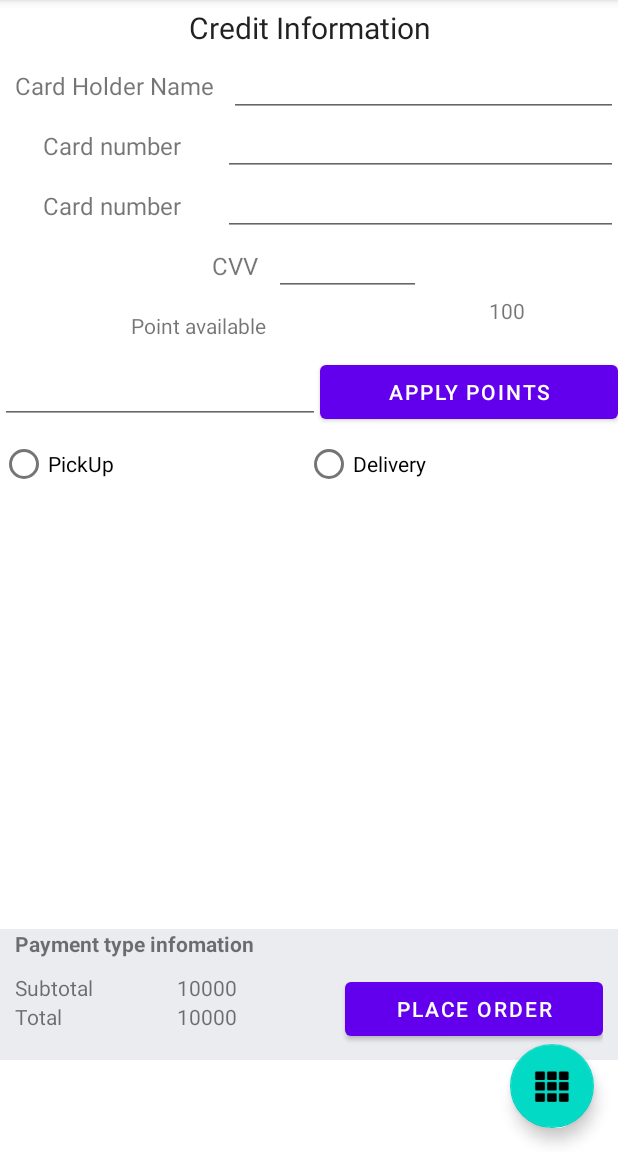
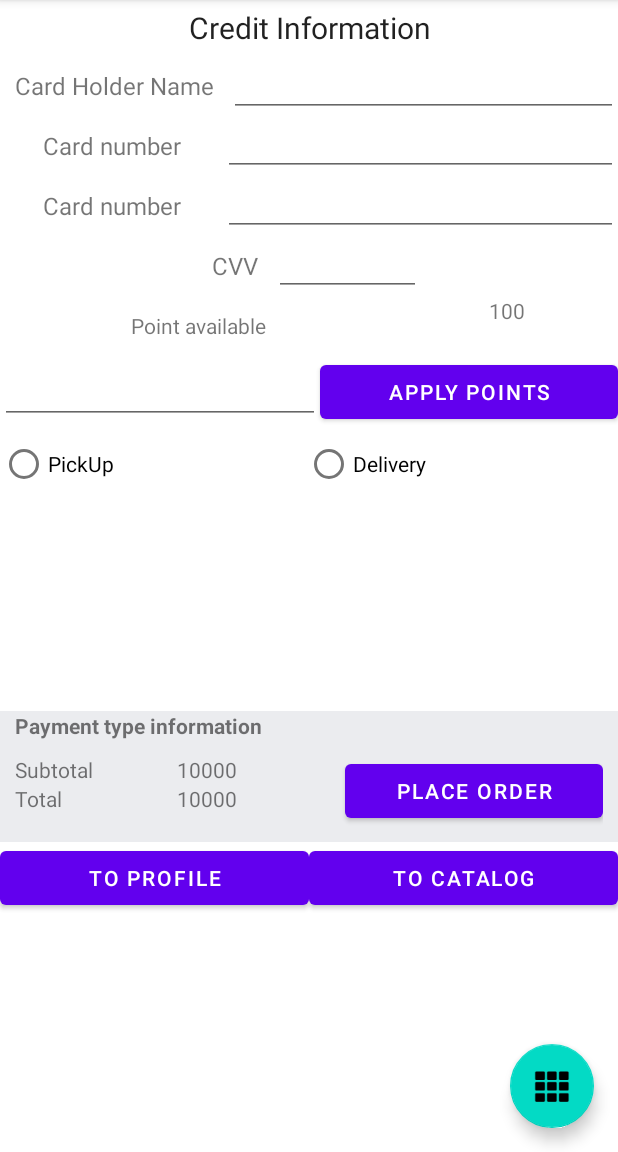
Before and after one commit to McGill-ECSE321-Winter2022/project-group-group-07, an Android app: the CheckoutFragment screen opened through its navigation route, on a phone screen of 412 x 824 dp, the part 84-1236 px from its top. Run offline under Robolectric (Android 15) with nearby library versions, the light colour scheme and no system bars; our stand-ins replace navigation-ui; libraries missing offline, so code that uses them is left out: com.loopj.android, cz.msebera.android.

Commit message:
Checkout to be written

```diff
--- a/GroceryStore-Android/app/src/main/res/layout/activity_checkout.xml
+++ b/GroceryStore-Android/app/src/main/res/layout/activity_checkout.xml
@@ -10,7 +10,7 @@
 
     <ScrollView
         android:layout_width="match_parent"
-        android:layout_height="619dp">
+        android:layout_height="474dp">
 
         <LinearLayout
             android:layout_width="match_parent"
@@ -284,7 +284,7 @@
                         android:layout_height="match_parent"
                         android:layout_weight="1"
                         android:gravity="center"
-                        android:text="Delivery Address"
+                        android:text="Delivery Address: "
                         android:textSize="16sp" />
 
                     <EditText
@@ -331,7 +331,7 @@
             android:layout_width="wrap_content"
             android:layout_height="wrap_content"
             android:paddingLeft="10sp"
-            android:text="Payment type infomation"
+            android:text="Payment type information"
             android:textStyle="bold" />
 
         <LinearLayout
@@ -402,4 +402,23 @@
             android:text="Complete Payment" />
     </LinearLayout>
 
+    <LinearLayout
+        android:layout_width="match_parent"
+        android:layout_height="match_parent"
+        android:orientation="horizontal">
+
+        <Button
+            android:id="@+id/BackToProfile"
+            android:layout_width="match_parent"
+            android:layout_height="wrap_content"
+            android:layout_weight="1"
+            android:text="To Profile" />
+        <Button
+            android:id="@+id/BackToCatalog"
+            android:layout_width="match_parent"
+            android:layout_height="wrap_content"
+            android:layout_weight="1"
+            android:text="To Catalog" />
+    </LinearLayout>
+
 </LinearLayout>
--- a/GroceryStore-Android/app/src/main/res/layout/customer_profile.xml
+++ b/GroceryStore-Android/app/src/main/res/layout/customer_profile.xml
@@ -73,7 +73,7 @@
         </LinearLayout>
 
         <Button
-            android:id="@+id/EditInfoButton"
+            android:id="@+id/CustomerLogoutButton"
             android:layout_width="wrap_content"
             android:layout_height="wrap_content"
             android:layout_gravity="right"
--- a/GroceryStore-Android/app/src/main/res/layout/employee_profile.xml
+++ b/GroceryStore-Android/app/src/main/res/layout/employee_profile.xml
@@ -73,7 +73,7 @@
         </LinearLayout>
 
         <Button
-            android:id="@+id/EditInfoButton"
+            android:id="@+id/EmployeeLogoutButton"
             android:layout_width="wrap_content"
             android:layout_height="wrap_content"
             android:layout_gravity="right"
--- a/GroceryStore-Android/app/src/main/res/layout/owner_profile.xml
+++ b/GroceryStore-Android/app/src/main/res/layout/owner_profile.xml
@@ -65,7 +65,7 @@
         </LinearLayout>
 
         <Button
-            android:id="@+id/EditInfoButton"
+            android:id="@+id/OwnerLogoutButton"
             android:layout_width="wrap_content"
             android:layout_height="wrap_content"
             android:layout_gravity="right"
--- a/GroceryStore-Android/app/src/main/res/navigation/nav_graph.xml
+++ b/GroceryStore-Android/app/src/main/res/navigation/nav_graph.xml
@@ -70,6 +70,9 @@
         <action
             android:id="@+id/action_CustomerProfileFragment_to_checkoutFragment"
             app:destination="@id/checkoutFragment" />
+        <action
+            android:id="@+id/action_CustomerProfileFragment_to_LoginFragment"
+            app:destination="@id/LoginFragment" />
     </fragment>
 
     <fragment
@@ -79,6 +82,9 @@
         <action
             android:id="@+id/action_EmployeeProfileFragment_to_NonCustomerInfoFragment"
             app:destination="@id/NonCustomerInfoFragment"/>
+        <action
+            android:id="@+id/action_EmployeeProfileFragment_to_LoginFragment"
+            app:destination="@id/LoginFragment" />
     </fragment>
 
     <fragment
@@ -103,6 +109,9 @@
         <action
             android:id="@+id/action_OwnerProfileFragment_to_NonCustomerInfoFragment"
             app:destination="@id/NonCustomerInfoFragment"/>
+        <action
+            android:id="@+id/action_OwnerProfileFragment_to_LoginFragment"
+            app:destination="@id/LoginFragment" />
     </fragment>
 
     <fragment
@@ -134,6 +143,10 @@
         android:id="@+id/checkoutFragment"
         android:name="ca.mcgill.ecse321.grocerystore.CheckoutFragment"
         android:label="activity_checkout"
-        tools:layout="@layout/activity_checkout" />
+        tools:layout="@layout/activity_checkout" >
+        <action
+            android:id="@+id/action_checkoutFragment_to_CustomerProfileFragment"
+            app:destination="@id/CustomerProfileFragment" />
+    </fragment>
 
 </navigation>
```
Also changed, not shown: GroceryStore-Android/app/src/main/java/ca/mcgill/ecse321/grocerystore/CustomerProfileFragment.java (+22 -0 lines), GroceryStore-Android/app/src/main/java/ca/mcgill/ecse321/grocerystore/EmployeeProfileFragment.java (+19 -7 lines), GroceryStore-Android/app/src/main/java/ca/mcgill/ecse321/grocerystore/OwnerProfileFragment.java (+14 -0 lines).
